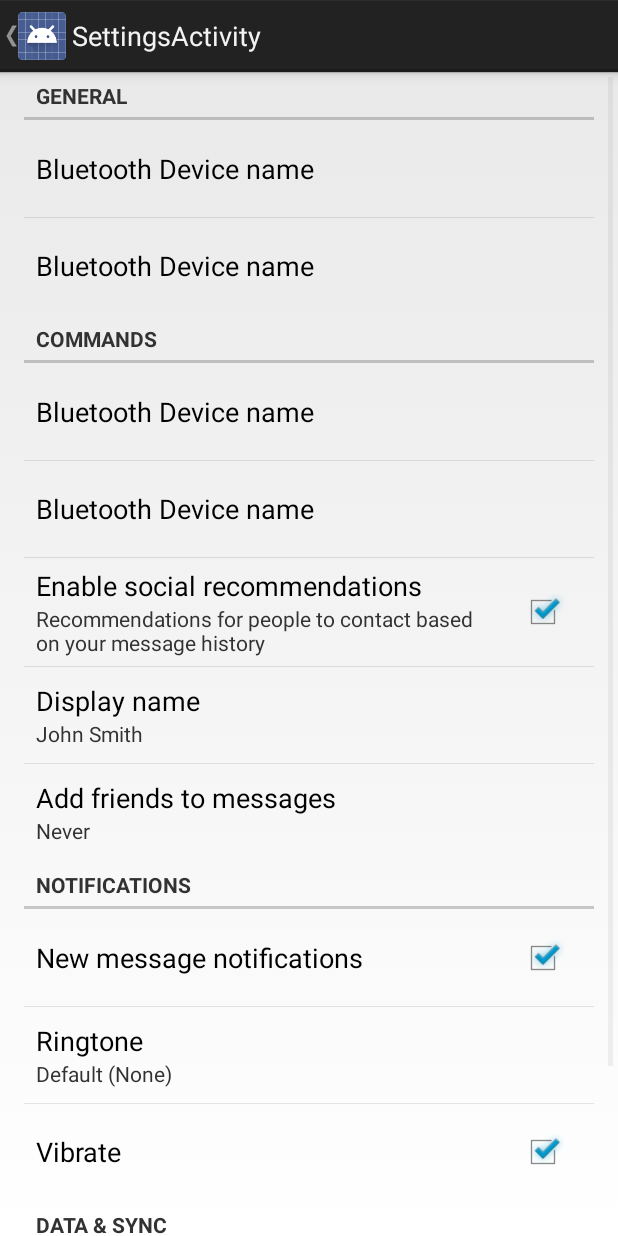
After one commit to boremeister/OmniCon-Android, an Android app: the SettingsActivity screen opened directly, with no data from a screen before it, on a phone screen of 412 x 824 dp. The commit adds this screen. Run offline under Robolectric (Android 15) with nearby library versions, the phone set to English and light mode, and no system bars.

Commit message:
a) preferences screen (not finished)

```diff
--- /dev/null
+++ b/app/src/main/java/com/bd/bluemotor/SettingsActivity.java
@@ -0,0 +1,263 @@
+package com.bd.bluemotor;
+
+import android.annotation.TargetApi;
+import android.content.Context;
+import android.content.res.Configuration;
+import android.media.Ringtone;
+import android.media.RingtoneManager;
+import android.net.Uri;
+import android.os.Build;
+import android.os.Bundle;
+import android.preference.ListPreference;
+import android.preference.Preference;
+import android.preference.PreferenceActivity;
+import android.preference.PreferenceCategory;
+import android.preference.PreferenceFragment;
+import android.preference.PreferenceManager;
+import android.preference.RingtonePreference;
+import android.text.TextUtils;
+
+
+import java.util.List;
+
+/**
+ * A {@link PreferenceActivity} that presents a set of application settings. On
+ * handset devices, settings are presented as a single list. On tablets,
+ * settings are split by category, with category headers shown to the left of
+ * the list of settings.
+ * <p/>
+ * See <a href="http://developer.android.com/design/patterns/settings.html">
+ * Android Design: Settings</a> for design guidelines and the <a
+ * href="http://developer.android.com/guide/topics/ui/settings.html">Settings
+ * API Guide</a> for more information on developing a Settings UI.
+ */
+public class SettingsActivity extends PreferenceActivity {
+    /**
+     * Determines whether to always show the simplified settings UI, where
+     * settings are presented in a single list. When false, settings are shown
+     * as a master/detail two-pane view on tablets. When true, a single pane is
+     * shown on tablets.
+     */
+    private static final boolean ALWAYS_SIMPLE_PREFS = false;
+
+
+    @Override
+    protected void onPostCreate(Bundle savedInstanceState) {
+        super.onPostCreate(savedInstanceState);
+
+        setupSimplePreferencesScreen();
+    }
+
+    /**
+     * Shows the simplified settings UI if the device configuration if the
+     * device configuration dictates that a simplified, single-pane UI should be
+     * shown.
+     */
+    private void setupSimplePreferencesScreen() {
+        if (!isSimplePreferences(this)) {
+            return;
+        }
+
+        PreferenceCategory generalHeader = new PreferenceCategory(this);
+        generalHeader.setTitle("General");
+        addPreferencesFromResource(R.xml.preferences);
+
+        // In the simplified UI, fragments are not used at all and we instead
+        // use the older PreferenceActivity APIs.
+
+        // Add 'general' preferences.
+        addPreferencesFromResource(R.xml.pref_general);
+
+        // Add 'notifications' preferences, and a corresponding header.
+        PreferenceCategory fakeHeader = new PreferenceCategory(this);
+        fakeHeader.setTitle(R.string.pref_header_notifications);
+        getPreferenceScreen().addPreference(fakeHeader);
+        addPreferencesFromResource(R.xml.pref_notification);
+
+        // Add 'data and sync' preferences, and a corresponding header.
+        fakeHeader = new PreferenceCategory(this);
+        fakeHeader.setTitle(R.string.pref_header_data_sync);
+        getPreferenceScreen().addPreference(fakeHeader);
+        addPreferencesFromResource(R.xml.pref_data_sync);
+
+        // Bind the summaries of EditText/List/Dialog/Ringtone preferences to
+        // their values. When their values change, their summaries are updated
+        // to reflect the new value, per the Android Design guidelines.
+        bindPreferenceSummaryToValue(findPreference("example_text"));
+        bindPreferenceSummaryToValue(findPreference("example_list"));
+        bindPreferenceSummaryToValue(findPreference("notifications_new_message_ringtone"));
+        bindPreferenceSummaryToValue(findPreference("sync_frequency"));
+    }
+
+    /**
+     * {@inheritDoc}
+     */
+    @Override
+    public boolean onIsMultiPane() {
+        return isXLargeTablet(this) && !isSimplePreferences(this);
+    }
+
+    /**
+     * Helper method to determine if the device has an extra-large screen. For
+     * example, 10" tablets are extra-large.
+     */
+    private static boolean isXLargeTablet(Context context) {
+        return (context.getResources().getConfiguration().screenLayout
+                & Configuration.SCREENLAYOUT_SIZE_MASK) >= Configuration.SCREENLAYOUT_SIZE_XLARGE;
+    }
+
+    /**
+     * Determines whether the simplified settings UI should be shown. This is
+     * true if this is forced via {@link #ALWAYS_SIMPLE_PREFS}, or the device
+     * doesn't have newer APIs like {@link PreferenceFragment}, or the device
+     * doesn't have an extra-large screen. In these cases, a single-pane
+     * "simplified" settings UI should be shown.
+     */
+    private static boolean isSimplePreferences(Context context) {
+        return ALWAYS_SIMPLE_PREFS
+                || Build.VERSION.SDK_INT < Build.VERSION_CODES.HONEYCOMB
+                || !isXLargeTablet(context);
+    }
+
+    /**
+     * {@inheritDoc}
+     */
+    @Override
+    @TargetApi(Build.VERSION_CODES.HONEYCOMB)
+    public void onBuildHeaders(List<Header> target) {
+        if (!isSimplePreferences(this)) {
+            loadHeadersFromResource(R.xml.pref_headers, target);
+        }
+    }
+
+    /**
+     * A preference value change listener that updates the preference's summary
+     * to reflect its new value.
+     */
+    private static Preference.OnPreferenceChangeListener sBindPreferenceSummaryToValueListener = new Preference.OnPreferenceChangeListener() {
+        @Override
+        public boolean onPreferenceChange(Preference preference, Object value) {
+            String stringValue = value.toString();
+
+            if (preference instanceof ListPreference) {
+                // For list preferences, look up the correct display value in
+                // the preference's 'entries' list.
+                ListPreference listPreference = (ListPreference) preference;
+                int index = listPreference.findIndexOfValue(stringValue);
+
+                // Set the summary to reflect the new value.
+                preference.setSummary(
+                        index >= 0
+                                ? listPreference.getEntries()[index]
+                                : null);
+
+            } else if (preference instanceof RingtonePreference) {
+                // For ringtone preferences, look up the correct display value
+                // using RingtoneManager.
+                if (TextUtils.isEmpty(stringValue)) {
+                    // Empty values correspond to 'silent' (no ringtone).
+                    preference.setSummary(R.string.pref_ringtone_silent);
+
+                } else {
+                    Ringtone ringtone = RingtoneManager.getRingtone(
+                            preference.getContext(), Uri.parse(stringValue));
+
+                    if (ringtone == null) {
+                        // Clear the summary if there was a lookup error.
+                        preference.setSummary(null);
+                    } else {
+                        // Set the summary to reflect the new ringtone display
+                        // name.
+                        String name = ringtone.getTitle(preference.getContext());
+                        preference.setSummary(name);
+                    }
+                }
+
+            } else {
+                // For all other preferences, set the summary to the value's
+                // simple string representation.
+                preference.setSummary(stringValue);
+            }
+            return true;
+        }
+    };
+
+    /**
+     * Binds a preference's summary to its value. More specifically, when the
+     * preference's value is changed, its summary (line of text below the
+     * preference title) is updated to reflect the value. The summary is also
+     * immediately updated upon calling this method. The exact display format is
+     * dependent on the type of preference.
+     *
+     * @see #sBindPreferenceSummaryToValueListener
+     */
+    private static void bindPreferenceSummaryToValue(Preference preference) {
+        // Set the listener to watch for value changes.
+        preference.setOnPreferenceChangeListener(sBindPreferenceSummaryToValueListener);
+
+        // Trigger the listener immediately with the preference's
+        // current value.
+        sBindPreferenceSummaryToValueListener.onPreferenceChange(preference,
+                PreferenceManager
+                        .getDefaultSharedPreferences(preference.getContext())
+                        .getString(preference.getKey(), ""));
+    }
+
+    /**
+     * This fragment shows general preferences only. It is used when the
+     * activity is showing a two-pane settings UI.
+     */
+    @TargetApi(Build.VERSION_CODES.HONEYCOMB)
+    public static class GeneralPreferenceFragment extends PreferenceFragment {
+        @Override
+        public void onCreate(Bundle savedInstanceState) {
+            super.onCreate(savedInstanceState);
+            addPreferencesFromResource(R.xml.pref_general);
+
+            // Bind the summaries of EditText/List/Dialog/Ringtone preferences
+            // to their values. When their values change, their summaries are
+            // updated to reflect the new value, per the Android Design
+            // guidelines.
+            bindPreferenceSummaryToValue(findPreference("example_text"));
+            bindPreferenceSummaryToValue(findPreference("example_list"));
+        }
+    }
+
+    /**
+     * This fragment shows notification preferences only. It is used when the
+     * activity is showing a two-pane settings UI.
+     */
+    @TargetApi(Build.VERSION_CODES.HONEYCOMB)
+    public static class NotificationPreferenceFragment extends PreferenceFragment {
+        @Override
+        public void onCreate(Bundle savedInstanceState) {
+            super.onCreate(savedInstanceState);
+            addPreferencesFromResource(R.xml.pref_notification);
+
+            // Bind the summaries of EditText/List/Dialog/Ringtone preferences
+            // to their values. When their values change, their summaries are
+            // updated to reflect the new value, per the Android Design
+            // guidelines.
+            bindPreferenceSummaryToValue(findPreference("notifications_new_message_ringtone"));
+        }
+    }
+
+    /**
+     * This fragment shows data and sync preferences only. It is used when the
+     * activity is showing a two-pane settings UI.
+     */
+    @TargetApi(Build.VERSION_CODES.HONEYCOMB)
+    public static class DataSyncPreferenceFragment extends PreferenceFragment {
+        @Override
+        public void onCreate(Bundle savedInstanceState) {
+            super.onCreate(savedInstanceState);
+            addPreferencesFromResource(R.xml.pref_data_sync);
+
+            // Bind the summaries of EditText/List/Dialog/Ringtone preferences
+            // to their values. When their values change, their summaries are
+            // updated to reflect the new value, per the Android Design
+            // guidelines.
+            bindPreferenceSummaryToValue(findPreference("sync_frequency"));
+        }
+    }
+}
--- a/app/src/main/res/values/strings.xml
+++ b/app/src/main/res/values/strings.xml
@@ -26,5 +26,19 @@
     <string name="title_activity_manual_test3">ManualTest3Activity</string>
     <string name="title_activity_base">BaseActivity</string>
     <string name="title_activity_help">HelpActivity</string>
+    <string name="title_activity_settings">SettingsActivity</string>
+
+    <!-- preferences activity screen -->
+    <string name="label_bt_device_name">Bluetooth Device name</string>
+    <string name="label_command_start_char">Bluetooth Device name</string>
+    <string name="label_command_end_char">Bluetooth Device name</string>
+    <string name="label_device_uuid">Bluetooth Device name</string>
+
+    <!-- default settings values -->
+    <string name="value_bt_default_device_name">HC-05</string>
+    <string name="value_default_command_start_char">~</string>
+    <string name="value_default_command_end_char">#</string>
+    <string name="value_default_device_uuid">00001101-0000-1000-8000-00805F9B34FB</string>
+    <string name="title_activity_preferences">PreferencesActivity</string>
 
 </resources>
--- /dev/null
+++ b/app/src/main/res/values/strings_activity_settings.xml
@@ -0,0 +1,61 @@
+<resources>
+    <string name="title_activity_settings_1">Settings</string>
+
+    <!-- Strings related to Settings -->
+
+    <!-- Example General settings -->
+    <string name="pref_header_general">General</string>
+
+    <string name="pref_title_social_recommendations">Enable social recommendations</string>
+    <string name="pref_description_social_recommendations">Recommendations for people to contact
+        based on your message history
+    </string>
+
+    <string name="pref_title_display_name">Display name</string>
+    <string name="pref_default_display_name">John Smith</string>
+
+    <string name="pref_title_add_friends_to_messages">Add friends to messages</string>
+    <string-array name="pref_example_list_titles">
+        <item>Always</item>
+        <item>When possible</item>
+        <item>Never</item>
+    </string-array>
+    <string-array name="pref_example_list_values">
+        <item>1</item>
+        <item>0</item>
+        <item>-1</item>
+    </string-array>
+
+    <!-- Example settings for Data & Sync -->
+    <string name="pref_header_data_sync">Data &amp; sync</string>
+
+    <string name="pref_title_sync_frequency">Sync frequency</string>
+    <string-array name="pref_sync_frequency_titles">
+        <item>15 minutes</item>
+        <item>30 minutes</item>
+        <item>1 hour</item>
+        <item>3 hours</item>
+        <item>6 hours</item>
+        <item>Never</item>
+    </string-array>
+    <string-array name="pref_sync_frequency_values">
+        <item>15</item>
+        <item>30</item>
+        <item>60</item>
+        <item>180</item>
+        <item>360</item>
+        <item>-1</item>
+    </string-array>
+
+    <string name="pref_title_system_sync_settings">System sync settings</string>
+
+    <!-- Example settings for Notifications -->
+    <string name="pref_header_notifications">Notifications</string>
+
+    <string name="pref_title_new_message_notifications">New message notifications</string>
+
+    <string name="pref_title_ringtone">Ringtone</string>
+    <string name="pref_ringtone_silent">Silent</string>
+
+    <string name="pref_title_vibrate">Vibrate</string>
+</resources>
--- /dev/null
+++ b/app/src/main/res/xml/pref_data_sync.xml
@@ -0,0 +1,21 @@
+<PreferenceScreen xmlns:android="http://schemas.android.com/apk/res/android">
+
+    <!-- NOTE: Hide buttons to simplify the UI. Users can touch outside the dialog to
+         dismiss it. -->
+    <!-- NOTE: ListPreference's summary should be set to its value by the activity code. -->
+    <ListPreference
+        android:key="sync_frequency"
+        android:title="@string/pref_title_sync_frequency"
+        android:entries="@array/pref_sync_frequency_titles"
+        android:entryValues="@array/pref_sync_frequency_values"
+        android:defaultValue="180"
+        android:negativeButtonText="@null"
+        android:positiveButtonText="@null" />
+
+    <!-- This preference simply launches an intent when selected. Use this UI sparingly, per
+         design guidelines. -->
+    <Preference android:title="@string/pref_title_system_sync_settings">
+        <intent android:action="android.settings.SYNC_SETTINGS" />
+    </Preference>
+
+</PreferenceScreen>
--- /dev/null
+++ b/app/src/main/res/xml/pref_general.xml
@@ -0,0 +1,33 @@
+<PreferenceScreen xmlns:android="http://schemas.android.com/apk/res/android">
+
+    <CheckBoxPreference
+        android:key="example_checkbox"
+        android:title="@string/pref_title_social_recommendations"
+        android:summary="@string/pref_description_social_recommendations"
+        android:defaultValue="true" />
+
+    <!-- NOTE: EditTextPreference accepts EditText attributes. -->
+    <!-- NOTE: EditTextPreference's summary should be set to its value by the activity code. -->
+    <EditTextPreference
+        android:key="example_text"
+        android:title="@string/pref_title_display_name"
+        android:defaultValue="@string/pref_default_display_name"
+        android:selectAllOnFocus="true"
+        android:inputType="textCapWords"
+        android:capitalize="words"
+        android:singleLine="true"
+        android:maxLines="1" />
+
+    <!-- NOTE: Hide buttons to simplify the UI. Users can touch outside the dialog to
+         dismiss it. -->
+    <!-- NOTE: ListPreference's summary should be set to its value by the activity code. -->
+    <ListPreference
+        android:key="example_list"
+        android:title="@string/pref_title_add_friends_to_messages"
+        android:defaultValue="-1"
+        android:entries="@array/pref_example_list_titles"
+        android:entryValues="@array/pref_example_list_values"
+        android:negativeButtonText="@null"
+        android:positiveButtonText="@null" />
+
+</PreferenceScreen>
--- /dev/null
+++ b/app/src/main/res/xml/pref_headers.xml
@@ -0,0 +1,14 @@
+<preference-headers xmlns:android="http://schemas.android.com/apk/res/android">
+
+    <!-- These settings headers are only used on tablets. -->
+
+    <header android:fragment="com.bd.bluemotor.SettingsActivity$GeneralPreferenceFragment"
+        android:title="@string/pref_header_general" />
+
+    <header android:fragment="com.bd.bluemotor.SettingsActivity$NotificationPreferenceFragment"
+        android:title="@string/pref_header_notifications" />
+
+    <header android:fragment="com.bd.bluemotor.SettingsActivity$DataSyncPreferenceFragment"
+        android:title="@string/pref_header_data_sync" />
+
+</preference-headers>
--- /dev/null
+++ b/app/src/main/res/xml/pref_notification.xml
@@ -0,0 +1,27 @@
+<PreferenceScreen xmlns:android="http://schemas.android.com/apk/res/android">
+
+    <!-- A 'parent' preference, which enables/disables child preferences (below)
+         when checked/unchecked. -->
+    <CheckBoxPreference
+        android:key="notifications_new_message"
+        android:title="@string/pref_title_new_message_notifications"
+        android:defaultValue="true" />
+
+    <!-- Allows the user to choose a ringtone in the 'notification' category. -->
+    <!-- NOTE: This preference will be enabled only when the checkbox above is checked. -->
+    <!-- NOTE: RingtonePreference's summary should be set to its value by the activity code. -->
+    <RingtonePreference
+        android:dependency="notifications_new_message"
+        android:key="notifications_new_message_ringtone"
+        android:title="@string/pref_title_ringtone"
+        android:ringtoneType="notification"
+        android:defaultValue="content://settings/system/notification_sound" />
+
+    <!-- NOTE: This preference will be enabled only when the checkbox above is checked. -->
+    <CheckBoxPreference
+        android:dependency="notifications_new_message"
+        android:key="notifications_new_message_vibrate"
+        android:title="@string/pref_title_vibrate"
+        android:defaultValue="true" />
+
+</PreferenceScreen>
--- /dev/null
+++ b/app/src/main/res/xml/preferences.xml
@@ -0,0 +1,57 @@
+<?xml version="1.0" encoding="utf-8"?>
+<PreferenceScreen xmlns:android="http://schemas.android.com/apk/res/android">
+
+
+    <PreferenceCategory android:title="General" >
+
+        <EditTextPreference
+            android:key="device_name"
+            android:title="@string/label_bt_device_name"
+            android:defaultValue="@string/value_bt_default_device_name"
+            android:selectAllOnFocus="true"
+            android:inputType="text"
+            android:capitalize="none"
+            android:singleLine="true"
+            android:maxLines="1" />
+
+        <EditTextPreference
+            android:key="device_uuid"
+            android:title="@string/label_device_uuid"
+            android:defaultValue="@string/value_default_device_uuid"
+            android:selectAllOnFocus="true"
+            android:inputType="none"
+            android:capitalize="none"
+            android:singleLine="true"
+            android:maxLines="1" />
+
+    </PreferenceCategory>
+
+    <PreferenceCategory android:title="Commands" >
+
+        <EditTextPreference
+            android:key="command_start_char"
+            android:title="@string/label_command_start_char"
+            android:defaultValue="@string/value_default_command_start_char"
+            android:selectAllOnFocus="true"
+            android:inputType="text"
+            android:capitalize="none"
+            android:singleLine="true"
+            android:maxLines="1" />
+
+        <EditTextPreference
+            android:key="command_end_char"
+            android:title="@string/label_command_end_char"
+            android:defaultValue="@string/value_default_command_end_char"
+            android:selectAllOnFocus="true"
+            android:inputType="text"
+            android:capitalize="none"
+            android:singleLine="true"
+            android:maxLines="1" />
+
+    </PreferenceCategory>
+
+
+
+
+
+</PreferenceScreen>
```
Also changed, not shown: app/src/main/AndroidManifest.xml (+12 -0 lines), app/src/main/java/com/bd/bluemotor/BaseActivity.java (+21 -6 lines), app/src/main/java/com/bd/bluemotor/PreferencesActivity.java (added, +43 -0 lines), app/src/main/res/layout/activity_preferences.xml (added, +12 -0 lines), app/src/main/res/menu/menu_base.xml (+16 -2 lines), app/src/main/res/menu/menu_preferences.xml (added, +7 -0 lines), app/src/main/res/menu/menu_settings.xml (added, +7 -0 lines), 3 other files.
